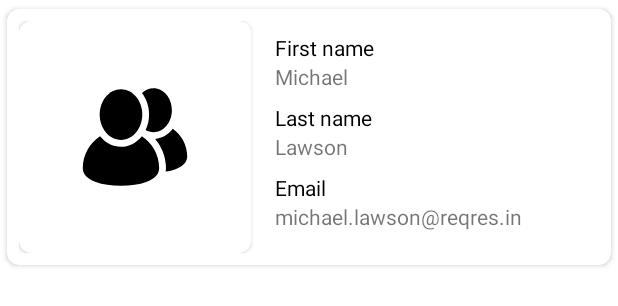
After one commit to quaerense/Users, an Android app: the layout item_user.xml on its own in the app's theme, with its tools: preview values and no code run, on a phone screen of 412 x 824 dp. The commit adds this screen. Shown: the top 306 px of the screen. Run offline under Robolectric (Android 15) with nearby library versions, the phone set to English and light mode, and no system bars.

Commit message:
Add display user list

```diff
--- a/app/src/main/java/org/quaerense/users/data/database/dao/UserDao.kt
+++ b/app/src/main/java/org/quaerense/users/data/database/dao/UserDao.kt
@@ -20,4 +20,7 @@ interface UserDao {
 
     @Query("DELETE FROM users WHERE id = :id")
     suspend fun delete(id: Int)
+
+    @Query("DELETE FROM users")
+    suspend fun deleteAll()
 }
--- a/app/src/main/java/org/quaerense/users/data/worker/LoadDataWorker.kt
+++ b/app/src/main/java/org/quaerense/users/data/worker/LoadDataWorker.kt
@@ -22,6 +22,7 @@ class LoadDataWorker(
         try {
             val userContainerDto = apiService.getUserList()
             val totalPages = userContainerDto.totalPages ?: 0
+            dao.deleteAll()
             dao.addAll(mapper.mapDtoListToEntityList(userContainerDto.users))
 
             for (page in 1..totalPages) {
--- a/app/src/main/java/org/quaerense/users/domain/repository/UserRepository.kt
+++ b/app/src/main/java/org/quaerense/users/domain/repository/UserRepository.kt
@@ -12,4 +12,6 @@ interface UserRepository {
     suspend fun edit(user: User)
 
     suspend fun delete(id: Int)
+
+    fun loadData()
 }
--- /dev/null
+++ b/app/src/main/java/org/quaerense/users/presentation/adapter/UserViewHolder.kt
@@ -0,0 +1,6 @@
+package org.quaerense.users.presentation.adapter
+
+import androidx.recyclerview.widget.RecyclerView
+import org.quaerense.users.databinding.ItemUserBinding
+
+class UserViewHolder(val binding: ItemUserBinding) : RecyclerView.ViewHolder(binding.root)
--- /dev/null
+++ b/app/src/main/res/layout/item_user.xml
@@ -0,0 +1,124 @@
+<?xml version="1.0" encoding="utf-8"?>
+<layout>
+
+    <data>
+
+        <variable
+            name="user"
+            type="org.quaerense.users.domain.model.User" />
+    </data>
+
+    <androidx.cardview.widget.CardView xmlns:android="http://schemas.android.com/apk/res/android"
+        xmlns:app="http://schemas.android.com/apk/res-auto"
+        xmlns:tools="http://schemas.android.com/tools"
+        android:id="@+id/cvUser"
+        android:layout_width="match_parent"
+        android:layout_height="wrap_content"
+        app:cardCornerRadius="8dp"
+        app:cardUseCompatPadding="true"
+        app:layout_constraintEnd_toEndOf="parent"
+        app:layout_constraintStart_toStartOf="parent"
+        app:layout_constraintTop_toTopOf="parent"
+        tools:context=".presentation.fragment.MainFragment">
+
+        <androidx.constraintlayout.widget.ConstraintLayout
+            android:layout_width="match_parent"
+            android:layout_height="wrap_content"
+            android:layout_margin="8dp">
+
+            <androidx.constraintlayout.widget.Guideline
+                android:id="@+id/gl"
+                android:layout_width="wrap_content"
+                android:layout_height="wrap_content"
+                android:orientation="vertical"
+                app:layout_constraintGuide_percent="0.4" />
+
+            <androidx.cardview.widget.CardView
+                android:layout_width="0dp"
+                android:layout_height="wrap_content"
+                app:cardCornerRadius="8dp"
+                app:layout_constraintBottom_toBottomOf="parent"
+                app:layout_constraintEnd_toStartOf="@id/gl"
+                app:layout_constraintStart_toStartOf="parent"
+                app:layout_constraintTop_toTopOf="parent">
+
+                <ImageView
+                    android:id="@+id/ivAvatar"
+                    android:layout_width="match_parent"
+                    android:layout_height="match_parent"
+                    android:adjustViewBounds="true"
+                    android:contentDescription="@string/description_user_avatar"
+                    android:scaleType="fitCenter"
+                    tools:src="@drawable/ic_launcher_foreground" />
+            </androidx.cardview.widget.CardView>
+
+            <TextView
+                android:id="@+id/tvLabelFirstName"
+                android:layout_width="wrap_content"
+                android:layout_height="wrap_content"
+                android:layout_marginStart="16dp"
+                android:layout_marginTop="8dp"
+                android:text="@string/label_first_name"
+                android:textColor="@color/black"
+                android:textSize="14sp"
+                app:layout_constraintStart_toEndOf="@id/gl"
+                app:layout_constraintTop_toTopOf="parent" />
+
+            <TextView
+                android:id="@+id/tvFirstName"
+                android:layout_width="wrap_content"
+                android:layout_height="wrap_content"
+                android:text="@{user.firstName}"
+                android:textSize="14sp"
+                app:layout_constraintStart_toStartOf="@id/tvLabelFirstName"
+                app:layout_constraintTop_toBottomOf="@id/tvLabelFirstName"
+                tools:text="Michael" />
+
+            <TextView
+                android:id="@+id/tvLabelLastName"
+                android:layout_width="wrap_content"
+                android:layout_height="wrap_content"
+                android:layout_marginStart="16dp"
+                android:layout_marginTop="8dp"
+                android:text="@string/label_last_name"
+                android:textColor="@color/black"
+                android:textSize="14sp"
+                app:layout_constraintStart_toEndOf="@id/gl"
+                app:layout_constraintTop_toBottomOf="@id/tvFirstName" />
+
+            <TextView
+                android:id="@+id/tvLastName"
+                android:layout_width="wrap_content"
+                android:layout_height="wrap_content"
+                android:text="@{user.lastName}"
+                android:textSize="14sp"
+                app:layout_constraintStart_toStartOf="@id/tvLabelLastName"
+                app:layout_constraintTop_toBottomOf="@id/tvLabelLastName"
+                tools:text="Lawson" />
+
+            <TextView
+                android:id="@+id/tvLabelEmail"
+                android:layout_width="wrap_content"
+                android:layout_height="wrap_content"
+                android:layout_marginStart="16dp"
+                android:layout_marginTop="8dp"
+                android:text="@string/label_email"
+                android:textColor="@color/black"
+                android:textSize="14sp"
+                app:layout_constraintStart_toEndOf="@id/gl"
+                app:layout_constraintTop_toBottomOf="@id/tvLastName" />
+
+            <TextView
+                android:id="@+id/tvEmail"
+                android:layout_width="wrap_content"
+                android:layout_height="wrap_content"
+                android:text="@{user.email}"
+                android:textSize="14sp"
+                app:layout_constraintStart_toStartOf="@id/tvLabelEmail"
+                app:layout_constraintTop_toBottomOf="@id/tvLabelEmail"
+                tools:text="michael.lawson@reqres.in" />
+
+
+        </androidx.constraintlayout.widget.ConstraintLayout>
+    </androidx.cardview.widget.CardView>
+</layout>
--- a/app/src/main/res/values/strings.xml
+++ b/app/src/main/res/values/strings.xml
@@ -1,3 +1,7 @@
 <resources>
     <string name="app_name">Users</string>
+    <string name="description_user_avatar">User avatar</string>
+    <string name="label_first_name">First name</string>
+    <string name="label_last_name">Last name</string>
+    <string name="label_email">Email</string>
 </resources>
```
Also changed, not shown: app/src/main/java/org/quaerense/users/data/repository/UserRepositoryImpl.kt (+13 -1 lines), app/src/main/java/org/quaerense/users/domain/usecase/LoadDataUseCase.kt (added, +10 -0 lines), app/src/main/java/org/quaerense/users/presentation/adapter/UserDiffCallback.kt (added, +15 -0 lines), app/src/main/java/org/quaerense/users/presentation/adapter/UserListAdapter.kt (added, +27 -0 lines), app/src/main/java/org/quaerense/users/presentation/fragment/MainFragment.kt (added, +43 -0 lines), app/src/main/java/org/quaerense/users/presentation/viewmodel/MainViewModel.kt (added, +21 -0 lines), app/src/main/res/layout/activity_main.xml (+11 -6 lines), app/src/main/res/layout/fragment_main.xml (added, +21 -0 lines).
